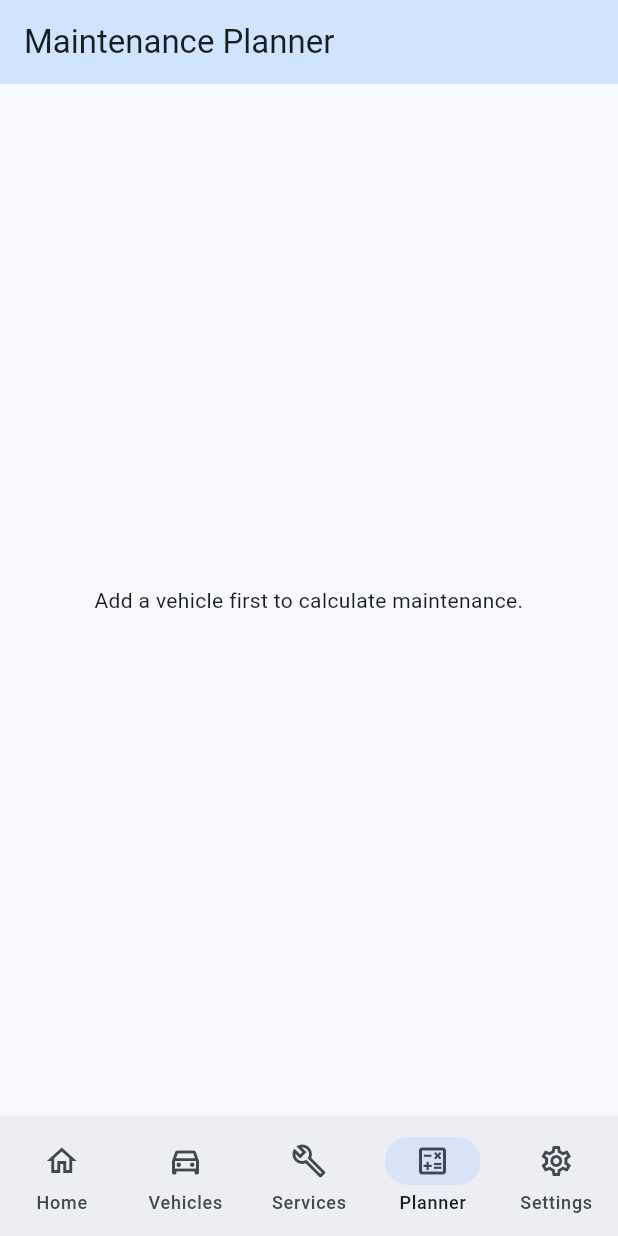
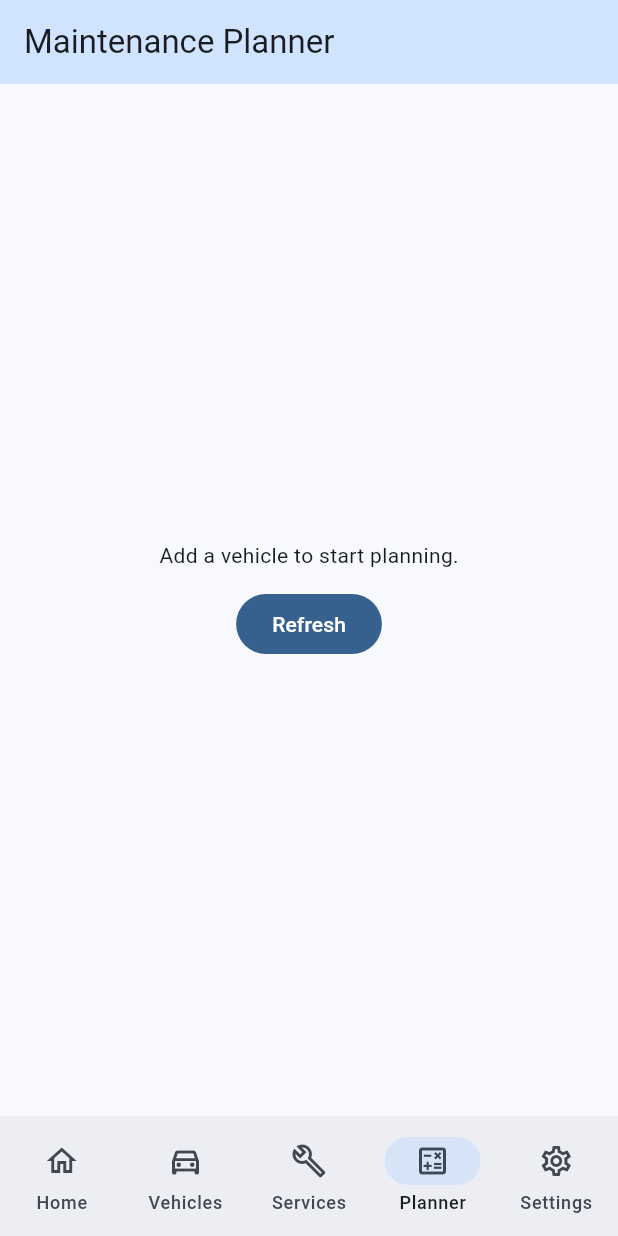
Before and after one commit to williammadisondavis/vehicle_maintenance_log, a Flutter app: the screen it shows after launch, item 4 of the bottom bar chosen, on a phone screen of 412 x 824 dp. Run offline on Flutter 3.47's test engine with Material 3 defaults, Android fonts, the phone set to English and light mode, and no system bars; our stand-ins replace shared_preferences, sqflite; accounts and stored records are empty.

Commit message:
Add smart maintenance recommendations

```diff
--- a/lib/saved_planner_screen.dart
+++ b/lib/saved_planner_screen.dart
@@ -1,27 +1,32 @@
 
 import 'package:flutter/material.dart';
+
 import 'database_helper.dart';
 import 'maintenance_planner.dart';
+import 'settings_screen.dart';
+import 'smart_helper.dart';
 
 class SavedPlannerScreen extends StatefulWidget {
   const SavedPlannerScreen({super.key});
 
   @override
-  State<SavedPlannerScreen> createState() =>
-      _SavedPlannerScreenState();
+  State<SavedPlannerScreen> createState() => _SavedPlannerScreenState();
 }
 
 class _SavedPlannerScreenState extends State<SavedPlannerScreen> {
   final db = DatabaseHelper.instance;
+  final settings = AppSettings.instance;
 
   List<Map<String, Object?>> vehicles = [];
   List<Map<String, Object?>> services = [];
   List<MaintenanceResult> results = [];
 
   int? selectedVehicleId;
+  double? temporaryWarningMiles;
   bool loading = true;
+  bool calculated = false;
+  bool dismissed = false;
   String? error;
-  bool calculated = false;
 
   final intervals = <String, int>{
     'Oil Change': 5000,
@@ -30,10 +35,24 @@ class _SavedPlannerScreenState extends State<SavedPlannerScreen> {
     'Air Filter': 15000,
   };
 
+  int get warningMiles =>
+      (temporaryWarningMiles ?? settings.warningMiles).round();
+
   @override
   void initState() {
     super.initState();
+    settings.addListener(refresh);
     loadData();
+  }
+
+  @override
+  void dispose() {
+    settings.removeListener(refresh);
+    super.dispose();
+  }
+
+  void refresh() {
+    if (mounted) setState(() {});
   }
 
   Future<void> loadData() async {
@@ -46,24 +65,27 @@ class _SavedPlannerScreenState extends State<SavedPlannerScreen> {
       setState(() {
         vehicles = savedVehicles;
         services = savedServices;
-        if (!savedVehicles.any(
-          (v) => v['id'] == selectedVehicleId,
+
+        if (!vehicles.any(
+          (vehicle) => vehicle['id'] == selectedVehicleId,
         )) {
-          selectedVehicleId = savedVehicles.isEmpty
+          selectedVehicleId = vehicles.isEmpty
               ? null
-              : savedVehicles.first['id'] as int;
+              : vehicles.first['id'] as int;
         }
+
         loading = false;
+        calculated = false;
+        dismissed = false;
+        results = [];
         error = null;
-        calculated = false;
-        results = [];
       });
     } catch (e) {
       if (!mounted) return;
 
       setState(() {
         loading = false;
-        error = 'Could not load maintenance records: $e';
+        error = 'Could not load saved records: $e';
       });
     }
   }
@@ -72,28 +94,28 @@ class _SavedPlannerScreenState extends State<SavedPlannerScreen> {
     if (selectedVehicleId == null) return;
 
     final vehicle = vehicles.firstWhere(
-      (v) => v['id'] == selectedVehicleId,
+      (item) => item['id'] == selectedVehicleId,
     );
 
-    final mileage = vehicle['mileage'] as int;
+    final currentMileage = vehicle['mileage'] as int;
     final history = <ServiceHistory>[];
 
     for (final entry in intervals.entries) {
-      final matching = services.where(
-        (service) =>
-            service['vehicle_id'] == selectedVehicleId &&
-            service['service_type'] == entry.key &&
-            (service['mileage'] as int) <= mileage,
-      );
-
       int? lastMileage;
 
-      for (final service in matching) {
-        final recordedMileage = service['mileage'] as int;
+      for (final service in services) {
+        if (service['vehicle_id'] != selectedVehicleId ||
+            service['service_type'] != entry.key) {
+          continue;
+        }
+
+        final serviceMileage = service['mileage'] as int;
+
+        if (serviceMileage > currentMileage) continue;
 
         if (lastMileage == null ||
-            recordedMileage > lastMileage) {
-          lastMileage = recordedMileage;
+            serviceMileage > lastMileage) {
+          lastMileage = serviceMileage;
         }
       }
 
@@ -108,41 +130,84 @@ class _SavedPlannerScreenState extends State<SavedPlannerScreen> {
 
     try {
       final answer = calculateMaintenance(
-        currentMileage: mileage,
+        currentMileage: currentMileage,
         services: history,
       );
 
       setState(() {
         results = answer;
         calculated = true;
+        dismissed = false;
         error = null;
       });
     } catch (e) {
       setState(() {
-        error = 'Could not calculate maintenance: $e';
         calculated = false;
+        error = 'Calculation failed: $e';
       });
     }
   }
 
+  Widget suggestionCard(MaintenanceSuggestion suggestion) {
+    final urgent = suggestion.priority == 'Overdue';
+
+    return Card(
+      child: Padding(
+        padding: const EdgeInsets.all(16),
+        child: Column(
+          crossAxisAlignment: CrossAxisAlignment.start,
+          children: [
+            Row(
+              children: [
+                Icon(
+                  urgent
+                      ? Icons.warning_amber
+                      : Icons.tips_and_updates_outlined,
+                ),
+                const SizedBox(width: 8),
+                Expanded(
+                  child: Text(
+                    'Maintenance Suggestion',
+                    style: Theme.of(context).textTheme.titleMedium,
+                  ),
+                ),
+              ],
+            ),
+            const SizedBox(height: 12),
+            Text(
+              suggestion.message,
+              style: Theme.of(context).textTheme.titleMedium,
+            ),
+            const SizedBox(height: 8),
+            Text(suggestion.reason),
+            const SizedBox(height: 8),
+            Text('Status: ${suggestion.priority}'),
+            const SizedBox(height: 12),
+            TextButton.icon(
+              onPressed: () {
+                setState(() {
+                  dismissed = true;
+                });
+              },
+              icon: const Icon(Icons.close),
+              label: const Text('Dismiss Suggestion'),
+            ),
+          ],
+        ),
+      ),
+    );
+  }
+
   Widget resultCard(MaintenanceResult result) {
     final milesLeft = result.milesLeft;
-    final status = result.status;
-
     String description;
-    Color? color;
 
     if (milesLeft == null) {
-      description = 'No previous service recorded';
+      description = 'No service history recorded';
     } else if (milesLeft < 0) {
       description = '${milesLeft.abs()} miles overdue';
-      color = Colors.red;
-    } else if (milesLeft <= 500) {
-      description = '$milesLeft miles remaining';
-      color = Colors.orange;
     } else {
       description = '$milesLeft miles remaining';
-      color = Colors.green;
     }
 
     return Card(
@@ -150,14 +215,13 @@ class _SavedPlannerScreenState extends State<SavedPlannerScreen> {
         leading: Icon(
           milesLeft == null
               ? Icons.help_outline
-              : milesLeft <= 500
+              : milesLeft <= warningMiles
                   ? Icons.warning_amber
                   : Icons.check_circle_outline,
-          color: color,
         ),
         title: Text(result.name),
         subtitle: Text(
-          '$status\n'
+          '${result.status}\n'
           '$description\n'
           '${result.nextMileage == null ? "Next due: unknown" : "Next due: ${result.nextMileage} miles"}',
         ),
@@ -169,7 +233,9 @@ class _SavedPlannerScreenState extends State<SavedPlannerScreen> {
   @override
   Widget build(BuildContext context) {
     if (loading) {
-      return const Center(child: CircularProgressIndicator());
+      return const Center(
+        child: CircularProgressIndicator(),
+      );
     }
 
     if (error != null && vehicles.isEmpty) {
@@ -185,20 +251,38 @@ class _SavedPlannerScreenState extends State<SavedPlannerScreen> {
     }
 
     if (vehicles.isEmpty) {
-      return const Center(
-        child: Padding(
-          padding: EdgeInsets.all(24),
-          child: Text(
-            'Add a vehicle first to calculate maintenance.',
-            textAlign: TextAlign.center,
-          ),
+      return Center(
+        child: Column(
+          mainAxisSize: MainAxisSize.min,
+          children: [
+            const Text('Add a vehicle to start planning.'),
+            const SizedBox(height: 12),
+            FilledButton(
+              onPressed: () {
+                setState(() => loading = true);
+                loadData();
+              },
+              child: const Text('Refresh'),
+            ),
+          ],
         ),
       );
     }
 
     final selectedVehicle = vehicles.firstWhere(
-      (v) => v['id'] == selectedVehicleId,
+      (item) => item['id'] == selectedVehicleId,
     );
+
+    final suggestion = calculated
+        ? SmartMaintenanceHelper.recommend(
+            results,
+            warningMiles: warningMiles,
+          )
+        : null;
+
+    final baseline = calculated
+        ? SmartMaintenanceHelper.baseline(results)
+        : null;
 
     return ListView(
       padding: const EdgeInsets.all(16),
@@ -209,14 +293,15 @@ class _SavedPlannerScreenState extends State<SavedPlannerScreen> {
         ),
         const SizedBox(height: 8),
         const Text(
-          'Check what services are coming up based on '
-          'your saved vehicle mileage and maintenance records.',
+          'Check upcoming maintenance using saved '
+          'vehicle mileage and service records.',
         ),
         const SizedBox(height: 20),
         DropdownButtonFormField<int>(
+          key: ValueKey(selectedVehicleId),
           initialValue: selectedVehicleId,
           decoration: const InputDecoration(
-            labelText: 'Select Vehicle',
+            labelText: 'Vehicle',
             border: OutlineInputBorder(),
           ),
           items: vehicles.map((vehicle) {
@@ -233,12 +318,12 @@ class _SavedPlannerScreenState extends State<SavedPlannerScreen> {
             setState(() {
               selectedVehicleId = value;
               calculated = false;
+              dismissed = false;
               results = [];
-              error = null;
             });
           },
         ),
-        const SizedBox(height: 16),
+        const SizedBox(height: 12),
         Card(
           child: ListTile(
             leading: const Icon(Icons.speed),
@@ -262,17 +347,15 @@ class _SavedPlannerScreenState extends State<SavedPlannerScreen> {
           icon: const Icon(Icons.refresh),
           label: const Text('Reload Saved Data'),
         ),
-        if (error != null) ...[
-          const SizedBox(height: 12),
+        if (error != null)
           Text(
             error!,
             style: TextStyle(
               color: Theme.of(context).colorScheme.error,
             ),
           ),
-        ],
         if (calculated) ...[
-          const SizedBox(height: 20),
+          const SizedBox(height: 18),
           Text(
             'Maintenance Results',
             style: Theme.of(context).textTheme.titleLarge,
@@ -280,11 +363,85 @@ class _SavedPlannerScreenState extends State<SavedPlannerScreen> {
           const SizedBox(height: 8),
           for (final result in results)
             resultCard(result),
-          const SizedBox(height: 12),
+          const SizedBox(height: 16),
+          if (settings.maintenanceReminders) ...[
+            Text(
+              'Smart Maintenance Helper',
+              style: Theme.of(context).textTheme.titleLarge,
+            ),
+            const SizedBox(height: 8),
+            if (suggestion == null)
+              const Card(
+                child: Padding(
+                  padding: EdgeInsets.all(16),
+                  child: Text(
+                    'Not enough service history for a '
+                    'recommendation. Add a maintenance record first.',
+                  ),
+                ),
+              )
+            else if (dismissed)
+              OutlinedButton.icon(
+                onPressed: () {
+                  setState(() => dismissed = false);
+                },
+                icon: const Icon(Icons.refresh),
+                label: const Text('Show Suggestion Again'),
+              )
+            else
+              suggestionCard(suggestion),
+            const SizedBox(height: 16),
+            Text(
+              'Warning Distance: $warningMiles miles',
+              style: Theme.of(context).textTheme.titleMedium,
+            ),
+            Slider(
+              value: warningMiles.toDouble(),
+              min: 100,
+              max: 2000,
+              divisions: 19,
+              label: '$warningMiles miles',
+              onChanged: (value) {
+                setState(() {
+                  temporaryWarningMiles = value;
+                  dismissed = false;
+                });
+              },
+            ),
+            const Text(
+              'This overrides the warning distance for this '
+              'screen only. Your saved setting is not changed.',
+            ),
+            TextButton(
+              onPressed: () {
+                setState(() {
+                  temporaryWarningMiles = null;
+                  dismissed = false;
+                });
+              },
+              child: const Text('Use Saved Warning Distance'),
+            ),
+            const SizedBox(height: 12),
+            Text(
+              'Helper Comparison',
+              style: Theme.of(context).textTheme.titleMedium,
+            ),
+            const SizedBox(height: 8),
+            Text(
+              'Fixed 500-mile baseline: '
+              '${baseline?.priority ?? "Not enough data"}',
+            ),
+            Text(
+              'Adjustable helper ($warningMiles miles): '
+              '${suggestion?.priority ?? "Not enough data"}',
+            ),
+          ],
+          const SizedBox(height: 20),
           const Text(
-            'These are estimated maintenance intervals. '
-            'Always follow your vehicle manufacturer\'s '
-            'recommendations.',
+            'Estimates are based on example service '
+            'intervals, not a vehicle-specific manual. '
+            'The helper runs locally and does not '
+            'automatically change maintenance records.',
           ),
         ],
       ],
--- /dev/null
+++ b/lib/smart_helper.dart
@@ -0,0 +1,80 @@
+
+import 'maintenance_planner.dart';
+
+class MaintenanceSuggestion {
+  final String service;
+  final String message;
+  final String reason;
+  final int? milesLeft;
+  final String priority;
+
+  const MaintenanceSuggestion({
+    required this.service,
+    required this.message,
+    required this.reason,
+    required this.milesLeft,
+    required this.priority,
+  });
+}
+
+class SmartMaintenanceHelper {
+  static MaintenanceSuggestion? recommend(
+    List<MaintenanceResult> results, {
+    int warningMiles = 500,
+  }) {
+    if (results.isEmpty) return null;
+
+    final known = results
+        .where((result) => result.milesLeft != null)
+        .toList();
+
+    if (known.isEmpty) return null;
+
+    known.sort(
+      (a, b) => a.milesLeft!.compareTo(b.milesLeft!),
+    );
+
+    final next = known.first;
+    final remaining = next.milesLeft!;
+
+    if (remaining < 0) {
+      return MaintenanceSuggestion(
+        service: next.name,
+        message: 'Check ${next.name} soon',
+        reason:
+            'This service is ${remaining.abs()} miles past '
+            'its estimated maintenance interval.',
+        milesLeft: remaining,
+        priority: 'Overdue',
+      );
+    }
+
+    if (remaining <= warningMiles) {
+      return MaintenanceSuggestion(
+        service: next.name,
+        message: 'Plan your next ${next.name}',
+        reason:
+            'This service is due in $remaining miles. '
+            'Your warning distance is $warningMiles miles.',
+        milesLeft: remaining,
+        priority: 'Upcoming',
+      );
+    }
+
+    return MaintenanceSuggestion(
+      service: next.name,
+      message: 'No immediate maintenance warning',
+      reason:
+          'The nearest recorded service is ${next.name}, '
+          'estimated in $remaining miles.',
+      milesLeft: remaining,
+      priority: 'On track',
+    );
+  }
+
+  static MaintenanceSuggestion? baseline(
+    List<MaintenanceResult> results,
+  ) {
+    return recommend(results, warningMiles: 500);
+  }
+}
```
Also changed, not shown: lib/home_screen.dart (+36 -31 lines).
